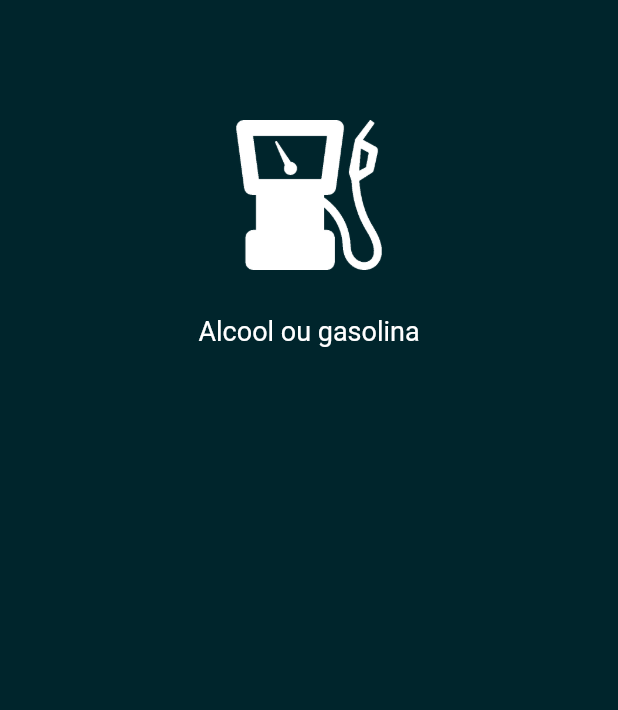
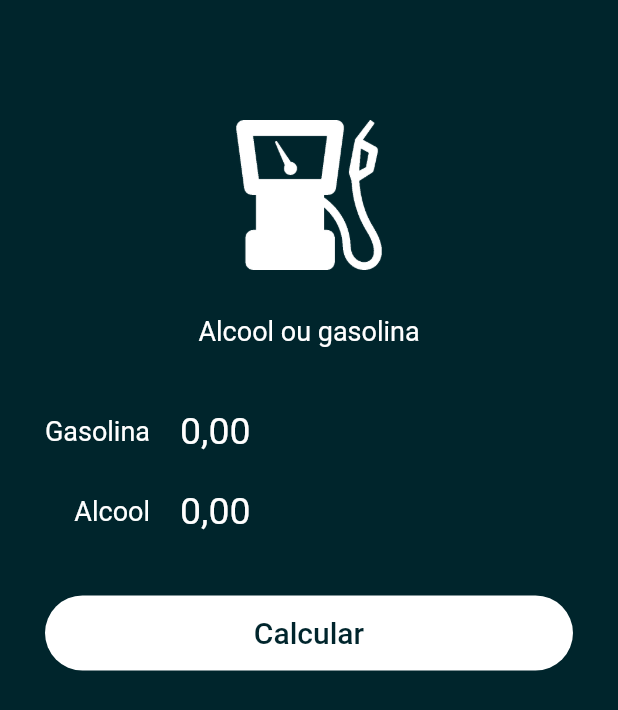
Before and after one commit to dikdudu/alcohol_or_gasoline, a Flutter app: the screen it shows after launch, on a phone screen of 412 x 824 dp. Shown: the top 710 px of the screen. Run offline on Flutter 3.47's test engine with Material 2 defaults, Android fonts, the phone set to English and light mode, and no system bars; our stand-ins replace flutter_masked_text.

Commit message:
new components

```diff
--- /dev/null
+++ b/lib/app/pages/components/input_item.dart
@@ -0,0 +1,34 @@
+import 'package:flutter/material.dart';
+import 'package:flutter_masked_text/flutter_masked_text.dart';
+
+class InputItem extends StatelessWidget {
+  var text;
+  var ctrl = new MoneyMaskedTextController();
+
+  InputItem({@required this.text, @required this.ctrl});
+
+  @override
+  Widget build(BuildContext context) {
+    return Row(
+      children: [
+        Container(
+          width: 100,
+          alignment: Alignment.centerRight,
+          child: Text(
+            text,
+            style: TextStyle(fontSize: 18),
+          ),
+        ),
+        SizedBox(width: 20),
+        Expanded(
+          child: TextField(
+            controller: ctrl,
+            keyboardType: TextInputType.number,
+            style: TextStyle(color: Colors.white, fontSize: 25),
+            decoration: InputDecoration(border: InputBorder.none),
+          ),
+        )
+      ],
+    );
+  }
+}
--- a/lib/app/pages/home_page.dart
+++ b/lib/app/pages/home_page.dart
@@ -1,8 +1,12 @@
 import 'package:flutter/material.dart';
-
+import 'components/input_item.dart';
 import 'components/logo.dart';
+import 'package:flutter_masked_text/flutter_masked_text.dart';
 
 class HomePage extends StatelessWidget {
+  var _gasController = new MoneyMaskedTextController();
+  var _alcController = new MoneyMaskedTextController();
+
   @override
   Widget build(BuildContext context) {
     return Scaffold(
@@ -10,6 +14,26 @@ class HomePage extends StatelessWidget {
       body: ListView(
         children: [
           Logo(),
+          InputItem(text: 'Gasolina', ctrl: _gasController),
+          InputItem(text: 'Alcool', ctrl: _alcController),
+          Container(
+            height: 50,
+            margin: EdgeInsets.all(30),
+            decoration: BoxDecoration(
+              color: Colors.white,
+              borderRadius: BorderRadius.circular(50),
+            ),
+            child: FlatButton(
+              onPressed: () {},
+              child: Text(
+                "Calcular",
+                style: TextStyle(
+                  fontSize: 20,
+                  color: Theme.of(context).primaryColor,
+                ),
+              ),
+            ),
+          ),
         ],
       ),
     );
--- a/pubspec.yaml
+++ b/pubspec.yaml
@@ -28,6 +28,7 @@ dependencies:
   # The following adds the Cupertino Icons font to your application.
   # Use with the CupertinoIcons class for iOS style icons.
   cupertino_icons: ^1.0.0
+  flutter_masked_text: ^0.8.0
 
 dev_dependencies:
   flutter_test:
```
Also changed, not shown: pubspec.lock.
